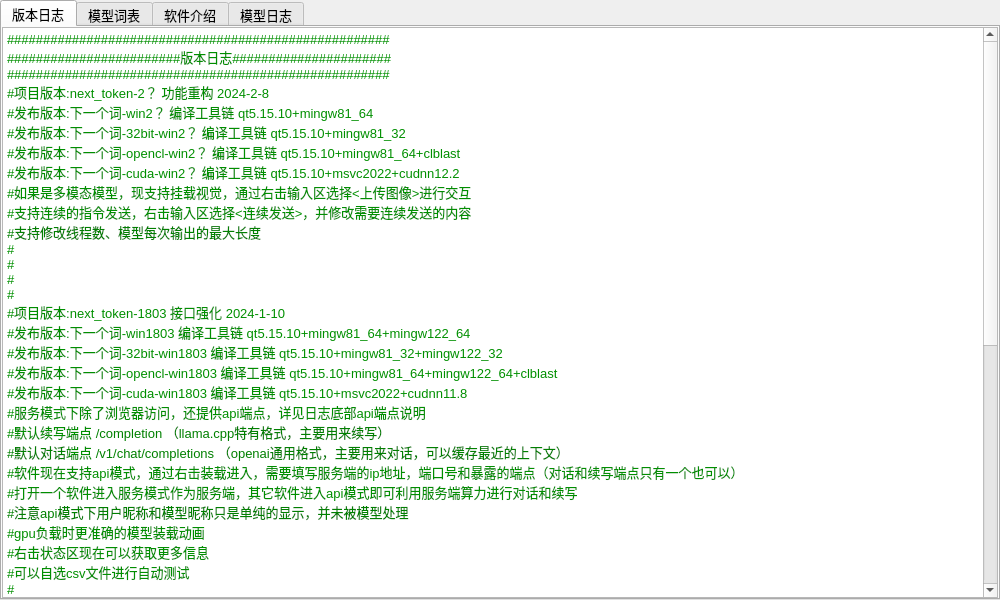
The window that utils/versionlog.ui (ylsdamxssjxxdd/eva) describes before a commit, drawn with Qt 5.
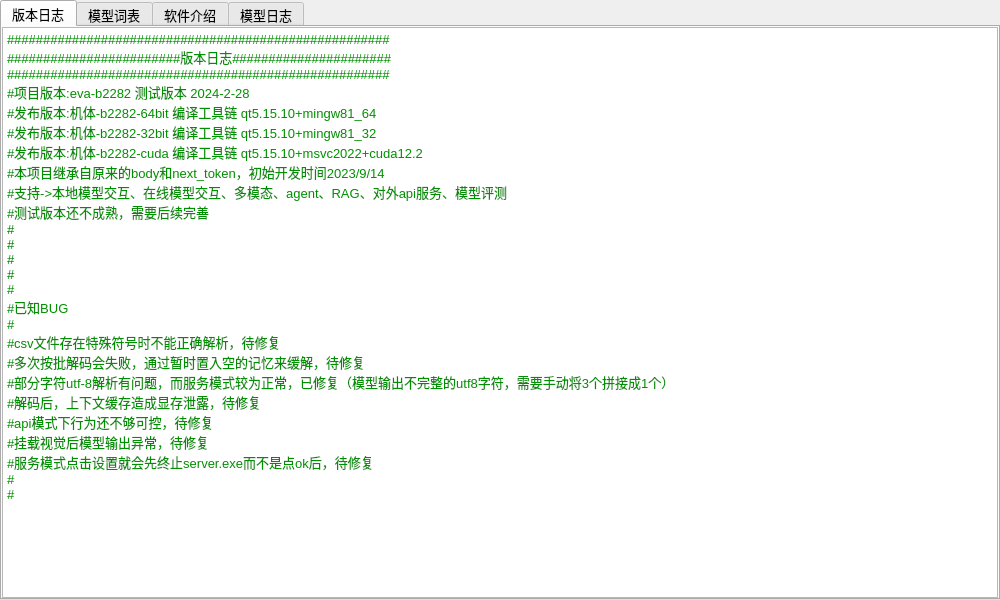
The same window after the commit.

Commit message: 测试版本

```diff
--- a/utils/versionlog.ui
+++ b/utils/versionlog.ui
@@ -73,45 +73,17 @@
 &lt;p style=&quot; margin-top:0px; margin-bottom:0px; margin-left:0px; margin-right:0px; -qt-block-indent:0; text-indent:0px;&quot;&gt;&lt;span style=&quot; font-family:'Courier New'; font-size:10pt; color:#008f00;&quot;&gt;#####################################################&lt;/span&gt;&lt;/p&gt;
 &lt;p style=&quot; margin-top:0px; margin-bottom:0px; margin-left:0px; margin-right:0px; -qt-block-indent:0; text-indent:0px;&quot;&gt;&lt;span style=&quot; font-family:'Courier New'; font-size:10pt; color:#008f00;&quot;&gt;########################版本日志######################&lt;/span&gt;&lt;/p&gt;
 &lt;p style=&quot; margin-top:0px; margin-bottom:0px; margin-left:0px; margin-right:0px; -qt-block-indent:0; text-indent:0px;&quot;&gt;&lt;span style=&quot; font-family:'Courier New'; font-size:10pt; color:#008f00;&quot;&gt;#####################################################&lt;/span&gt;&lt;/p&gt;
-&lt;p style=&quot; margin-top:0px; margin-bottom:0px; margin-left:0px; margin-right:0px; -qt-block-indent:0; text-indent:0px;&quot;&gt;&lt;span style=&quot; font-family:'Courier New'; font-size:10pt; color:#008f00;&quot;&gt;#项目版本:next_token-2？ 功能重构 2024-2-8&lt;/span&gt;&lt;/p&gt;
-&lt;p style=&quot; margin-top:0px; margin-bottom:0px; margin-left:0px; margin-right:0px; -qt-block-indent:0; text-indent:0px;&quot;&gt;&lt;span style=&quot; font-family:'Courier New'; font-size:10pt; color:#008f00;&quot;&gt;#发布版本:下一个词-win2？ 编译工具链 qt5.15.10+mingw81_64&lt;/span&gt;&lt;/p&gt;
-&lt;p style=&quot; margin-top:0px; margin-bottom:0px; margin-left:0px; margin-right:0px; -qt-block-indent:0; text-indent:0px;&quot;&gt;&lt;span style=&quot; font-family:'Courier New'; font-size:10pt; color:#008f00;&quot;&gt;#发布版本:下一个词-32bit-win2？ 编译工具链 qt5.15.10+mingw81_32&lt;/span&gt;&lt;/p&gt;
-&lt;p style=&quot; margin-top:0px; margin-bottom:0px; margin-left:0px; margin-right:0px; -qt-block-indent:0; text-indent:0px;&quot;&gt;&lt;span style=&quot; font-family:'Courier New'; font-size:10pt; color:#008f00;&quot;&gt;#发布版本:下一个词-opencl-win2？ 编译工具链 qt5.15.10+mingw81_64+clblast&lt;/span&gt;&lt;/p&gt;
-&lt;p style=&quot; margin-top:0px; margin-bottom:0px; margin-left:0px; margin-right:0px; -qt-block-indent:0; text-indent:0px;&quot;&gt;&lt;span style=&quot; font-family:'Courier New'; font-size:10pt; color:#008f00;&quot;&gt;#发布版本:下一个词-cuda-win2？ 编译工具链 qt5.15.10+msvc2022+cudnn12.2&lt;/span&gt;&lt;/p&gt;
-&lt;p style=&quot; margin-top:0px; margin-bottom:0px; margin-left:0px; margin-right:0px; -qt-block-indent:0; text-indent:0px;&quot;&gt;&lt;span style=&quot; font-family:'Courier New'; font-size:10pt; color:#008f00;&quot;&gt;#如果是多模态模型，现支持挂载视觉，通过右击输入区选择&amp;lt;上传图像&amp;gt;进行交互&lt;/span&gt;&lt;/p&gt;
-&lt;p style=&quot; margin-top:0px; margin-bottom:0px; margin-left:0px; margin-right:0px; -qt-block-indent:0; text-indent:0px;&quot;&gt;&lt;span style=&quot; font-family:'Courier New'; font-size:10pt; color:#008f00;&quot;&gt;#支持连续的指令发送，右击输入区选择&amp;lt;连续发送&amp;gt;，并修改需要连续发送的内容&lt;/span&gt;&lt;/p&gt;
-&lt;p style=&quot; margin-top:0px; margin-bottom:0px; margin-left:0px; margin-right:0px; -qt-block-indent:0; text-indent:0px;&quot;&gt;&lt;span style=&quot; font-family:'Courier New'; font-size:10pt; color:#008000;&quot;&gt;#支持修改线程数、模型每次输出的最大长度&lt;/span&gt;&lt;/p&gt;
-&lt;p style=&quot; margin-top:0px; margin-bottom:0px; margin-left:0px; margin-right:0px; -qt-block-indent:0; text-indent:0px;&quot;&gt;&lt;span style=&quot; font-family:'Courier New'; font-size:10pt; color:#008f00;&quot;&gt;#&lt;/span&gt;&lt;/p&gt;
-&lt;p style=&quot; margin-top:0px; margin-bottom:0px; margin-left:0px; margin-right:0px; -qt-block-indent:0; text-indent:0px;&quot;&gt;&lt;span style=&quot; font-family:'Courier New'; font-size:10pt; color:#008f00;&quot;&gt;#&lt;/span&gt;&lt;/p&gt;
-&lt;p style=&quot; margin-top:0px; margin-bottom:0px; margin-left:0px; margin-right:0px; -qt-block-indent:0; text-indent:0px;&quot;&gt;&lt;span style=&quot; font-family:'Courier New'; font-size:10pt; color:#008f00;&quot;&gt;#&lt;/span&gt;&lt;/p&gt;
-&lt;p style=&quot; margin-top:0px; margin-bottom:0px; margin-left:0px; margin-right:0px; -qt-block-indent:0; text-indent:0px;&quot;&gt;&lt;span style=&quot; font-family:'Courier New'; font-size:10pt; color:#008f00;&quot;&gt;#&lt;/span&gt;&lt;/p&gt;
-&lt;p style=&quot; margin-top:0px; margin-bottom:0px; margin-left:0px; margin-right:0px; -qt-block-indent:0; text-indent:0px;&quot;&gt;&lt;span style=&quot; font-family:'Courier New'; font-size:10pt; color:#008f00;&quot;&gt;#项目版本:next_token-1803 接口强化 2024-1-10&lt;/span&gt;&lt;/p&gt;
-&lt;p style=&quot; margin-top:0px; margin-bottom:0px; margin-left:0px; margin-right:0px; -qt-block-indent:0; text-indent:0px;&quot;&gt;&lt;span style=&quot; font-family:'Courier New'; font-size:10pt; color:#008f00;&quot;&gt;#发布版本:下一个词-win1803 编译工具链 qt5.15.10+mingw81_64+mingw122_64&lt;/span&gt;&lt;/p&gt;
-&lt;p style=&quot; margin-top:0px; margin-bottom:0px; margin-left:0px; margin-right:0px; -qt-block-indent:0; text-indent:0px;&quot;&gt;&lt;span style=&quot; font-family:'Courier New'; font-size:10pt; color:#008f00;&quot;&gt;#发布版本:下一个词-32bit-win1803 编译工具链 qt5.15.10+mingw81_32+mingw122_32&lt;/span&gt;&lt;/p&gt;
-&lt;p style=&quot; margin-top:0px; margin-bottom:0px; margin-left:0px; margin-right:0px; -qt-block-indent:0; text-indent:0px;&quot;&gt;&lt;span style=&quot; font-family:'Courier New'; font-size:10pt; color:#008f00;&quot;&gt;#发布版本:下一个词-opencl-win1803 编译工具链 qt5.15.10+mingw81_64+mingw122_64+clblast&lt;/span&gt;&lt;/p&gt;
-&lt;p style=&quot; margin-top:0px; margin-bottom:0px; margin-left:0px; margin-right:0px; -qt-block-indent:0; text-indent:0px;&quot;&gt;&lt;span style=&quot; font-family:'Courier New'; font-size:10pt; color:#008f00;&quot;&gt;#发布版本:下一个词-cuda-win1803 编译工具链 qt5.15.10+msvc2022+cudnn11.8&lt;/span&gt;&lt;/p&gt;
-&lt;p style=&quot; margin-top:0px; margin-bottom:0px; margin-left:0px; margin-right:0px; -qt-block-indent:0; text-indent:0px;&quot;&gt;&lt;span style=&quot; font-family:'Courier New'; font-size:10pt; color:#008f00;&quot;&gt;#服务模式下除了浏览器访问，还提供api端点，详见日志底部api端点说明&lt;/span&gt;&lt;/p&gt;
-&lt;p style=&quot; margin-top:0px; margin-bottom:0px; margin-left:0px; margin-right:0px; -qt-block-indent:0; text-indent:0px;&quot;&gt;&lt;span style=&quot; font-family:'Courier New'; font-size:10pt; color:#008f00;&quot;&gt;#默认续写端点 &lt;/span&gt;&lt;span style=&quot; font-family:'Courier New'; font-size:10pt; color:#008000;&quot;&gt;/completion （llama.cpp特有格式，主要用来续写）&lt;/span&gt;&lt;/p&gt;
-&lt;p style=&quot; margin-top:0px; margin-bottom:0px; margin-left:0px; margin-right:0px; -qt-block-indent:0; text-indent:0px;&quot;&gt;&lt;span style=&quot; font-family:'Courier New'; font-size:10pt; color:#008000;&quot;&gt;#默认对话&lt;/span&gt;&lt;span style=&quot; font-family:'Courier New'; font-size:10pt; color:#008f00;&quot;&gt;端点 &lt;/span&gt;&lt;span style=&quot; font-family:'Courier New'; font-size:10pt; color:#008000;&quot;&gt;/v1/chat/completions （openai通用格式，主要用来对话，可以缓存最近的上下文）&lt;/span&gt;&lt;/p&gt;
-&lt;p style=&quot; margin-top:0px; margin-bottom:0px; margin-left:0px; margin-right:0px; -qt-block-indent:0; text-indent:0px;&quot;&gt;&lt;span style=&quot; font-family:'Courier New'; font-size:10pt; color:#008f00;&quot;&gt;#软件现在支持api模式，通过右击装载进入，需要填写服务端的ip地址，端口号和暴露的端点（对话和续写端点只有一个也可以）&lt;/span&gt;&lt;/p&gt;
-&lt;p style=&quot; margin-top:0px; margin-bottom:0px; margin-left:0px; margin-right:0px; -qt-block-indent:0; text-indent:0px;&quot;&gt;&lt;span style=&quot; font-family:'Courier New'; font-size:10pt; color:#008f00;&quot;&gt;#打开一个软件进入服务模式作为服务端，其它软件进入api模式即可利用服务端算力进行对话和续写&lt;/span&gt;&lt;/p&gt;
-&lt;p style=&quot; margin-top:0px; margin-bottom:0px; margin-left:0px; margin-right:0px; -qt-block-indent:0; text-indent:0px;&quot;&gt;&lt;span style=&quot; font-family:'Courier New'; font-size:10pt; color:#008000;&quot;&gt;#注意api模式下用户昵称和模型昵称只是单纯的显示，并未被模型处理&lt;/span&gt;&lt;/p&gt;
-&lt;p style=&quot; margin-top:0px; margin-bottom:0px; margin-left:0px; margin-right:0px; -qt-block-indent:0; text-indent:0px;&quot;&gt;&lt;span style=&quot; font-family:'Courier New'; font-size:10pt; color:#008f00;&quot;&gt;#gpu负载时更准确的模型装载动画&lt;/span&gt;&lt;/p&gt;
-&lt;p style=&quot; margin-top:0px; margin-bottom:0px; margin-left:0px; margin-right:0px; -qt-block-indent:0; text-indent:0px;&quot;&gt;&lt;span style=&quot; font-family:'Courier New'; font-size:10pt; color:#008f00;&quot;&gt;#右击状态区现在可以获取更多信息&lt;/span&gt;&lt;/p&gt;
-&lt;p style=&quot; margin-top:0px; margin-bottom:0px; margin-left:0px; margin-right:0px; -qt-block-indent:0; text-indent:0px;&quot;&gt;&lt;span style=&quot; font-family:'Courier New'; font-size:10pt; color:#008f00;&quot;&gt;#可以自选csv文件进行自动测试&lt;/span&gt;&lt;/p&gt;
-&lt;p style=&quot; margin-top:0px; margin-bottom:0px; margin-left:0px; margin-right:0px; -qt-block-indent:0; text-indent:0px;&quot;&gt;&lt;span style=&quot; font-family:'Courier New'; font-size:10pt; color:#008f00;&quot;&gt;#&lt;/span&gt;&lt;/p&gt;
-&lt;p style=&quot; margin-top:0px; margin-bottom:0px; margin-left:0px; margin-right:0px; -qt-block-indent:0; text-indent:0px;&quot;&gt;&lt;span style=&quot; font-family:'Courier New'; font-size:10pt; color:#008f00;&quot;&gt;#&lt;/span&gt;&lt;/p&gt;
-&lt;p style=&quot; margin-top:0px; margin-bottom:0px; margin-left:0px; margin-right:0px; -qt-block-indent:0; text-indent:0px;&quot;&gt;&lt;span style=&quot; font-family:'Courier New'; font-size:10pt; color:#008f00;&quot;&gt;#&lt;/span&gt;&lt;/p&gt;
-&lt;p style=&quot; margin-top:0px; margin-bottom:0px; margin-left:0px; margin-right:0px; -qt-block-indent:0; text-indent:0px;&quot;&gt;&lt;span style=&quot; font-family:'Courier New'; font-size:10pt; color:#008f00;&quot;&gt;#&lt;/span&gt;&lt;/p&gt;
-&lt;p style=&quot; margin-top:0px; margin-bottom:0px; margin-left:0px; margin-right:0px; -qt-block-indent:0; text-indent:0px;&quot;&gt;&lt;span style=&quot; font-family:'Courier New'; font-size:10pt; color:#008f00;&quot;&gt;#项目版本:next_token-1703 基础功能 2023-12-27&lt;/span&gt;&lt;/p&gt;
-&lt;p style=&quot; margin-top:0px; margin-bottom:0px; margin-left:0px; margin-right:0px; -qt-block-indent:0; text-indent:0px;&quot;&gt;&lt;span style=&quot; font-family:'Courier New'; font-size:10pt; color:#008f00;&quot;&gt;#发布版本:下一个词-win1703 编译工具链 qt5.15.10+mingw81_64+mingw122_64&lt;/span&gt;&lt;/p&gt;
-&lt;p style=&quot; margin-top:0px; margin-bottom:0px; margin-left:0px; margin-right:0px; -qt-block-indent:0; text-indent:0px;&quot;&gt;&lt;span style=&quot; font-family:'Courier New'; font-size:10pt; color:#008f00;&quot;&gt;#发布版本:下一个词-32bit-win1703 编译工具链 qt5.15.10+mingw81_32+mingw122_32&lt;/span&gt;&lt;/p&gt;
-&lt;p style=&quot; margin-top:0px; margin-bottom:0px; margin-left:0px; margin-right:0px; -qt-block-indent:0; text-indent:0px;&quot;&gt;&lt;span style=&quot; font-family:'Courier New'; font-size:10pt; color:#008f00;&quot;&gt;#发布版本:下一个词-opencl-win1703 编译工具链 qt5.15.10+mingw81_64+mingw122_64+clblast&lt;/span&gt;&lt;/p&gt;
-&lt;p style=&quot; margin-top:0px; margin-bottom:0px; margin-left:0px; margin-right:0px; -qt-block-indent:0; text-indent:0px;&quot;&gt;&lt;span style=&quot; font-family:'Courier New'; font-size:10pt; color:#008f00;&quot;&gt;#发布版本:下一个词-cuda-win1703 编译工具链 qt5.15.10+msvc2022+cudnn11.8&lt;/span&gt;&lt;/p&gt;
-&lt;p style=&quot; margin-top:0px; margin-bottom:0px; margin-left:0px; margin-right:0px; -qt-block-indent:0; text-indent:0px;&quot;&gt;&lt;span style=&quot; font-family:'Courier New'; font-size:10pt; color:#008f00;&quot;&gt;#对话模式/续写模式/服务模式&lt;/span&gt;&lt;/p&gt;
-&lt;p style=&quot; margin-top:0px; margin-bottom:0px; margin-left:0px; margin-right:0px; -qt-block-indent:0; text-indent:0px;&quot;&gt;&lt;span style=&quot; font-family:'Courier New'; font-size:10pt; color:#008f00;&quot;&gt;#信息区显示记忆、cpu、内存、gpu、显存&lt;/span&gt;&lt;/p&gt;
-&lt;p style=&quot; margin-top:0px; margin-bottom:0px; margin-left:0px; margin-right:0px; -qt-block-indent:0; text-indent:0px;&quot;&gt;&lt;span style=&quot; font-family:'Courier New'; font-size:10pt; color:#008f00;&quot;&gt;#右击输入区可以选择进行c-eval测试&lt;/span&gt;&lt;/p&gt;
-&lt;p style=&quot; margin-top:0px; margin-bottom:0px; margin-left:0px; margin-right:0px; -qt-block-indent:0; text-indent:0px;&quot;&gt;&lt;span style=&quot; font-family:'Courier New'; font-size:10pt; color:#008f00;&quot;&gt;#&lt;/span&gt;&lt;/p&gt;
+&lt;p style=&quot; margin-top:0px; margin-bottom:0px; margin-left:0px; margin-right:0px; -qt-block-indent:0; text-indent:0px;&quot;&gt;&lt;span style=&quot; font-family:'Courier New'; font-size:10pt; color:#008f00;&quot;&gt;#项目版本:eva-b2282 测试版本 2024-2-28&lt;/span&gt;&lt;/p&gt;
+&lt;p style=&quot; margin-top:0px; margin-bottom:0px; margin-left:0px; margin-right:0px; -qt-block-indent:0; text-indent:0px;&quot;&gt;&lt;span style=&quot; font-family:'Courier New'; font-size:10pt; color:#008f00;&quot;&gt;#发布版本:机体-b2282-64bit 编译工具链 qt5.15.10+mingw81_64&lt;/span&gt;&lt;/p&gt;
+&lt;p style=&quot; margin-top:0px; margin-bottom:0px; margin-left:0px; margin-right:0px; -qt-block-indent:0; text-indent:0px;&quot;&gt;&lt;span style=&quot; font-family:'Courier New'; font-size:10pt; color:#008f00;&quot;&gt;#发布版本:机体-b2282-32bit 编译工具链 qt5.15.10+mingw81_32&lt;/span&gt;&lt;/p&gt;
+&lt;p style=&quot; margin-top:0px; margin-bottom:0px; margin-left:0px; margin-right:0px; -qt-block-indent:0; text-indent:0px;&quot;&gt;&lt;span style=&quot; font-family:'Courier New'; font-size:10pt; color:#008f00;&quot;&gt;#发布版本:机体-b2282-cuda 编译工具链 qt5.15.10+msvc2022+cuda12.2&lt;/span&gt;&lt;/p&gt;
+&lt;p style=&quot; margin-top:0px; margin-bottom:0px; margin-left:0px; margin-right:0px; -qt-block-indent:0; text-indent:0px;&quot;&gt;&lt;span style=&quot; font-family:'Courier New'; font-size:10pt; color:#008f00;&quot;&gt;#本项目继承自原来的body和next_token，初始开发时间2023/9/14&lt;/span&gt;&lt;/p&gt;
+&lt;p style=&quot; margin-top:0px; margin-bottom:0px; margin-left:0px; margin-right:0px; -qt-block-indent:0; text-indent:0px;&quot;&gt;&lt;span style=&quot; font-family:'Courier New'; font-size:10pt; color:#008f00;&quot;&gt;#支持-&amp;gt;本地模型交互、在线模型交互、多模态、agent、RAG、对外api服务、模型评测&lt;/span&gt;&lt;/p&gt;
+&lt;p style=&quot; margin-top:0px; margin-bottom:0px; margin-left:0px; margin-right:0px; -qt-block-indent:0; text-indent:0px;&quot;&gt;&lt;span style=&quot; font-family:'Courier New'; font-size:10pt; color:#008f00;&quot;&gt;#测试版本还不成熟，需要后续完善&lt;/span&gt;&lt;/p&gt;
+&lt;p style=&quot; margin-top:0px; margin-bottom:0px; margin-left:0px; margin-right:0px; -qt-block-indent:0; text-indent:0px;&quot;&gt;&lt;span style=&quot; font-family:'Courier New'; font-size:10pt; color:#008000;&quot;&gt;#&lt;/span&gt;&lt;/p&gt;
+&lt;p style=&quot; margin-top:0px; margin-bottom:0px; margin-left:0px; margin-right:0px; -qt-block-indent:0; text-indent:0px;&quot;&gt;&lt;span style=&quot; font-family:'Courier New'; font-size:10pt; color:#008000;&quot;&gt;#&lt;/span&gt;&lt;/p&gt;
+&lt;p style=&quot; margin-top:0px; margin-bottom:0px; margin-left:0px; margin-right:0px; -qt-block-indent:0; text-indent:0px;&quot;&gt;&lt;span style=&quot; font-family:'Courier New'; font-size:10pt; color:#008000;&quot;&gt;#&lt;/span&gt;&lt;/p&gt;
+&lt;p style=&quot; margin-top:0px; margin-bottom:0px; margin-left:0px; margin-right:0px; -qt-block-indent:0; text-indent:0px;&quot;&gt;&lt;span style=&quot; font-family:'Courier New'; font-size:10pt; color:#008000;&quot;&gt;#&lt;/span&gt;&lt;/p&gt;
 &lt;p style=&quot; margin-top:0px; margin-bottom:0px; margin-left:0px; margin-right:0px; -qt-block-indent:0; text-indent:0px;&quot;&gt;&lt;span style=&quot; font-family:'Courier New'; font-size:10pt; color:#008f00;&quot;&gt;#&lt;/span&gt;&lt;/p&gt;
 &lt;p style=&quot; margin-top:0px; margin-bottom:0px; margin-left:0px; margin-right:0px; -qt-block-indent:0; text-indent:0px;&quot;&gt;&lt;span style=&quot; font-family:'Courier New'; font-size:10pt; color:#008f00;&quot;&gt;#已知BUG&lt;/span&gt;&lt;/p&gt;
 &lt;p style=&quot; margin-top:0px; margin-bottom:0px; margin-left:0px; margin-right:0px; -qt-block-indent:0; text-indent:0px;&quot;&gt;&lt;span style=&quot; font-family:'Courier New'; font-size:10pt; color:#008f00;&quot;&gt;#&lt;/span&gt;&lt;/p&gt;
```
The commit also changes 47 other files.
